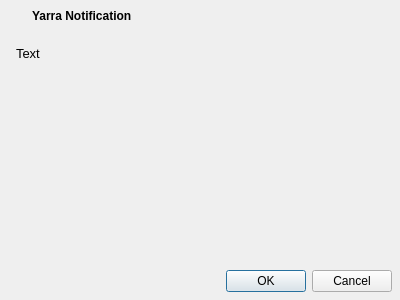
WillForan/yarraclient, file Client/rds_mailboxwindow.ui: the form before one commit.
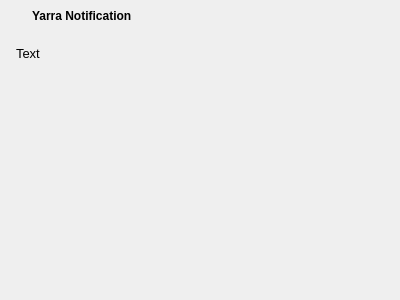
The form after the commit. Icons and pictures are not drawn.

Patch:
```diff
--- a/Client/rds_mailboxwindow.ui
+++ b/Client/rds_mailboxwindow.ui
@@ -532,7 +532,7 @@
           <x>0</x>
           <y>0</y>
           <width>384</width>
-          <height>211</height>
+          <height>212</height>
          </rect>
         </property>
         <layout class="QVBoxLayout" name="verticalLayout_4">
@@ -575,11 +575,20 @@
      </item>
      <item>
       <widget class="QDialogButtonBox" name="buttonBox">
+       <property name="minimumSize">
+        <size>
+         <width>0</width>
+         <height>24</height>
+        </size>
+       </property>
        <property name="orientation">
         <enum>Qt::Horizontal</enum>
        </property>
        <property name="standardButtons">
-        <set>QDialogButtonBox::Cancel|QDialogButtonBox::Ok</set>
+        <set>QDialogButtonBox::NoButton</set>
+       </property>
+       <property name="centerButtons">
+        <bool>true</bool>
        </property>
       </widget>
      </item>
```
